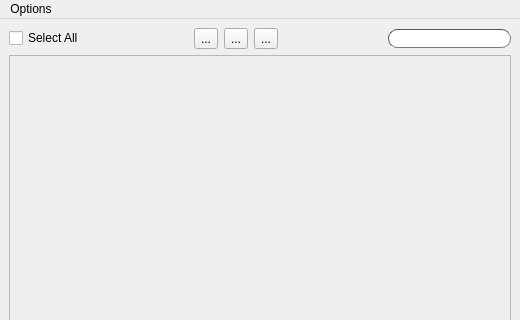
The window that ui/submitter.ui (iceanimations/shot_subm_use_multishot) describes before a commit, drawn with Qt 5; both pictures show x 0 to 520 and y 0 to 320 of the 520 by 719 pixel window.
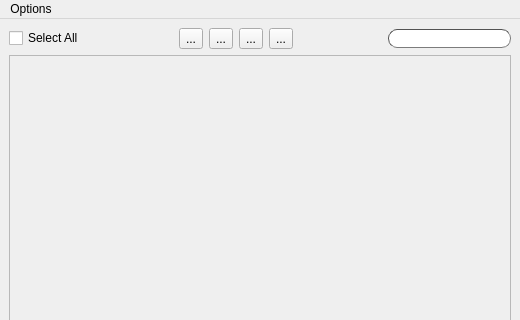
The same window after the commit.

Commit message: sceneBreakdown integrated

Diff of the .ui file:
```diff
--- a/ui/submitter.ui
+++ b/ui/submitter.ui
@@ -70,6 +70,16 @@
         </property>
        </widget>
       </item>
+      <item>
+       <widget class="QToolButton" name="sceneBreakdownButton">
+        <property name="toolTip">
+         <string>Open Scene Breakdown</string>
+        </property>
+        <property name="text">
+         <string>...</string>
+        </property>
+       </widget>
+      </item>
       <item>
        <spacer name="horizontalSpacer_3">
         <property name="orientation">
```
The commit also changes 1 other file.
